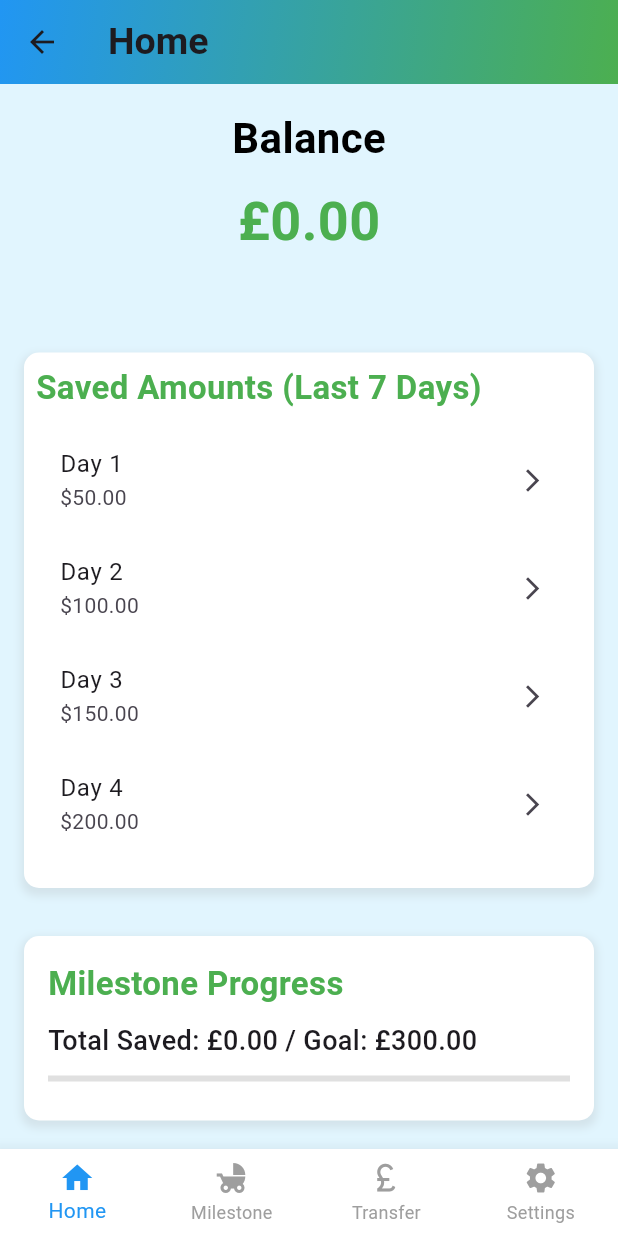
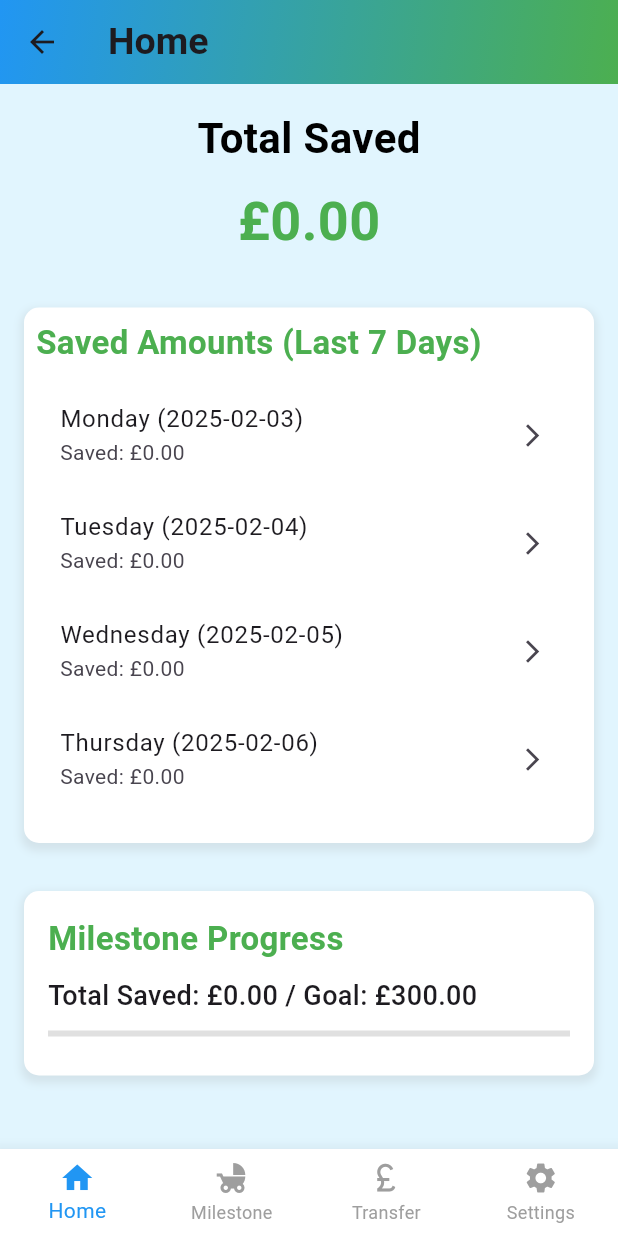
Before and after one commit to LTownsend99/Savings_Application, a Flutter app: the ChildHomePage screen opened directly, on a phone screen of 412 x 824 dp. Run offline on Flutter 3.47's test engine with Material 3 defaults, Android fonts, the phone set to English and light mode, and no system bars; accounts and stored records are empty.

Commit message:
add day and week savings using a provider to keep the data consistent through classes

```diff
--- a/lib/pages/child/child_home.dart
+++ b/lib/pages/child/child_home.dart
@@ -1,11 +1,14 @@
 import 'package:flutter/material.dart';
+import 'package:provider/provider.dart';
 import 'package:savings_application/controller/savings_controller.dart';
 import 'package:savings_application/helpers/default.dart';
 import 'package:savings_application/model/savingsModel.dart';
-import 'package:savings_application/pages/child/child_transfer.dart';
 import 'package:savings_application/user/user_id.dart';
+import 'package:savings_application/utils/saved_amount_provider.dart';
+import 'package:savings_application/utils/week_savings_provider.dart';  // Import the WeekSavingsProvider
+import 'package:savings_application/utils/progress_bar.dart';
 import 'child_milestone.dart';
-import 'package:savings_application/utils/progress_bar.dart';
+import 'child_transfer.dart';
 
 class ChildHomePage extends StatefulWidget {
   @override
@@ -14,12 +17,9 @@ class ChildHomePage extends StatefulWidget {
 
 class ChildHomePageState extends State<ChildHomePage> {
   SavingsController savingsController = SavingsController();
+  String? userId = UserId().userId;
 
   int _selectedIndex = 0;
-  String? userId = UserId()
-      .userId; // Keep this as it is, assuming it's part of user session management.
-  double balance =
-      0.00; // Initial balance, this can be updated based on real data later.
   late double totalSaved;
   double targetAmount = 300;
   late double progress;
@@ -39,29 +39,47 @@ class ChildHomePageState extends State<ChildHomePage> {
     });
   }
 
-  // Fetch balance from the database
-  Future<void> fetchBalance() async {
-    try {
-      final SavingsModel? savings = await savingsController.getBalance(savingsId: 1); // Replace 1 with the correct savingsId
+  @override
+  void initState() {
+    super.initState();
+    updateWeeklySavings(); // Update weekly savings when the page is loaded
+  }
 
-      if (savings != null) {
-        setState(() {
-          balance = savings.amount; // Update the balance using the fetched amount
-        });
+  // Method to update weekly savings on page load
+  void updateWeeklySavings() async {
+    final userIdInt = userId != null ? int.tryParse(userId!) : null;
+
+    if (userIdInt != null) {
+      // Fetch savings for the last 7 days from the database or API
+      List<SavingsModel> savings = await savingsController.getSavingsForAccount(userId: userIdInt);
+
+      final weekSavingsProvider = Provider.of<WeekSavingsProvider>(context, listen: false);
+      weekSavingsProvider.weekSavings.resetWeekSavings();
+
+      weekSavingsProvider.updateWeekSavings(savings);  // Update the week savings
+
+      // Debugging: Print the savings for each day after it is updated
+      print("Updated Week Savings: ");
+      for (int i = 0; i < 7; i++) {
+        print("${weekSavingsProvider.weekSavings.weekSavings[i].dayOfWeek}: £${weekSavingsProvider.weekSavings.weekSavings[i].savedAmount.toStringAsFixed(2)}");
       }
-    } catch (e) {
-      print('Error fetching balance: $e');
+
+      setState(() {
+        totalSaved = SavedAmountProvider.totalSavedAmount;
+        progress = (totalSaved / targetAmount).clamp(0.0, 1.0);
+      });
     }
   }
 
   @override
   Widget build(BuildContext context) {
+    final weekSavingsProvider = Provider.of<WeekSavingsProvider>(context);
 
-    totalSaved = balance;
-    progress = (totalSaved/targetAmount).clamp(0.0, 1.0);
+    totalSaved = SavedAmountProvider.totalSavedAmount;
+    progress = (totalSaved / targetAmount).clamp(0.0, 1.0);
 
     final List<Widget> _pages = [
-      // Home Page (Balance Display)
+      // Home Page
       SingleChildScrollView(
         child: Column(
           children: [
@@ -74,7 +92,7 @@ class ChildHomePageState extends State<ChildHomePage> {
                   children: [
                     // Balance Title
                     Text(
-                      "Balance",
+                      "Total Saved",
                       style: TextStyle(
                         fontSize: 28,
                         fontWeight: FontWeight.bold,
@@ -85,14 +103,13 @@ class ChildHomePageState extends State<ChildHomePage> {
 
                     // Balance Value
                     Text(
-                      "\£${balance.toStringAsFixed(2)}", // Format balance to 2 decimal places
+                      "£${totalSaved.toStringAsFixed(2)}", // Format balance to 2 decimal places
                       style: TextStyle(
                         fontSize: 36,
                         fontWeight: FontWeight.w600,
-                        color: Default.getTitleColour(), // Highlight balance in green
+                        color: Default.getTitleColour(),
                       ),
                     ),
-                    const SizedBox(height: 30), // Extra space below balance
                   ],
                 ),
               ),
@@ -118,7 +135,6 @@ class ChildHomePageState extends State<ChildHomePage> {
                 child: Column(
                   crossAxisAlignment: CrossAxisAlignment.start,
                   children: [
-                    // Week Saved Amounts Title
                     Text(
                       "Saved Amounts (Last 7 Days)",
                       style: TextStyle(
@@ -135,12 +151,14 @@ class ChildHomePageState extends State<ChildHomePage> {
                       child: ListView.builder(
                         itemCount: 7, // Display 7 items (one for each day of the week)
                         itemBuilder: (context, index) {
-                          // Sample data for each day's saved amount
-                          double savedAmount = 50.0 * (index + 1); // Just an example
+                          double savedAmount = weekSavingsProvider.weekSavings.weekSavings[index].savedAmount;
+
+                          String dayLabel = '${weekSavingsProvider.weekSavings.weekSavings[index].dayOfWeek} '
+                              '(${weekSavingsProvider.weekSavings.weekSavings[index].date.toLocal().toString().split(' ')[0]})';
 
                           return ListTile(
-                            title: Text("Day ${index + 1}"),
-                            subtitle: Text("\$${savedAmount.toStringAsFixed(2)}"),
+                            title: Text(dayLabel), // Display the day and date
+                            subtitle: Text("Saved: £${savedAmount.toStringAsFixed(2)}"), // Display the saved amount for that day
                             trailing: Icon(Icons.arrow_forward_ios, size: 18),
                           );
                         },
@@ -150,7 +168,10 @@ class ChildHomePageState extends State<ChildHomePage> {
                 ),
               ),
             ),
-            Padding(padding: const EdgeInsets.all(16.0),
+
+            // Milestone Progress Bar
+            Padding(
+              padding: const EdgeInsets.all(16.0),
               child: Container(
                 padding: EdgeInsets.all(16.0),
                 decoration: BoxDecoration(
@@ -161,14 +182,13 @@ class ChildHomePageState extends State<ChildHomePage> {
                       color: Colors.grey.withOpacity(0.2),
                       spreadRadius: 2,
                       blurRadius: 4,
-                      offset: Offset(0,3),
+                      offset: Offset(0, 3),
                     ),
                   ],
                 ),
                 child: Column(
                   crossAxisAlignment: CrossAxisAlignment.start,
                   children: [
-                    //Milestone Progress Title
                     Text(
                       "Milestone Progress",
                       style: TextStyle(
@@ -177,23 +197,16 @@ class ChildHomePageState extends State<ChildHomePage> {
                         color: Default.getTitleColour(),
                       ),
                     ),
-
                     const SizedBox(height: 10),
-
-                    //Progress Bar
+                    // Progress Bar
                     MilestoneProgressBar(totalSaved: totalSaved, targetAmount: targetAmount),
-
-
-
-
                   ],
                 ),
               ),
-            )
+            ),
           ],
         ),
-      )
-,
+      ),
       // Child Milestone Page
       ChildMilestone(),
       // Transfer Page
@@ -236,7 +249,6 @@ class ChildHomePageState extends State<ChildHomePage> {
         currentIndex: _selectedIndex,
         onTap: _onItemTapped,
         type: BottomNavigationBarType.fixed,
-        // Use fixed type to ensure proper layout
         items: const [
           BottomNavigationBarItem(
             icon: Icon(Icons.home),
@@ -256,12 +268,9 @@ class ChildHomePageState extends State<ChildHomePage> {
           ),
         ],
         selectedItemColor: Colors.blue,
-        // Color for selected items
         unselectedItemColor: Colors.grey,
-        // Color for unselected items
         backgroundColor: Colors.white,
-        // Set background color to white for contrast
-        elevation: 10, // Optional: add elevation for better visual separation
+        elevation: 10,
       ),
     );
   }
--- /dev/null
+++ b/lib/utils/saved_amount_provider.dart
@@ -0,0 +1,11 @@
+class SavedAmountProvider {
+  static double totalSavedAmount = 0.0;
+
+  static void updateSavedAmount(double amount) {
+    totalSavedAmount = amount;
+  }
+
+  static void resetTotalSavedAmount() {
+    totalSavedAmount = 0.0;
+  }
+}
--- /dev/null
+++ b/lib/utils/week_savings.dart
@@ -0,0 +1,57 @@
+import 'package:savings_application/utils/day_savings.dart';
+
+class WeekSavings {
+  List<DaySavings> weekSavings = [];
+
+  WeekSavings() {
+    DateTime today = DateTime.now();
+    int currentWeekday = today.weekday; // 1 = Monday, 7 = Sunday
+
+    // Initialize the week with savings data for each day of the week
+    for (int i = 0; i < 7; i++) {
+      DateTime dateForDay = today.subtract(Duration(days: currentWeekday - 1 - i));
+      print("Day $i: ${dateForDay.toLocal()}"); // Print date for each day of the week
+
+      weekSavings.add(DaySavings(
+        dayOfWeek: DaySavings.getDayOfWeek(i),
+        date: dateForDay,
+      ));
+    }
+  }
+
+  // Add savings to a specific day of the week
+  void addSavingsToDay(double amount, int dayIndex) {
+    if (dayIndex >= 0 && dayIndex < 7) {
+      weekSavings[dayIndex].addSavings(amount);  // Update the savings for that day
+    }
+  }
+
+  // Get the total saved amount for the week
+  double getTotalSavingsForWeek() {
+    double total = 0.0;
+    for (var day in weekSavings) {
+      total += day.savedAmount;
+    }
+    return total;
+  }
+
+  // Get the saved amount for a specific day
+  double getSavedAmountForDay(int dayIndex) {
+    if (dayIndex >= 0 && dayIndex < 7) {
+      return weekSavings[dayIndex].savedAmount;
+    }
+    return 0.0;
+  }
+
+  // Get the current day's index (0 for Monday, 6 for Sunday)
+  int getCurrentDayIndex() {
+    return DateTime.now().weekday - 1;  // 1 = Monday, 7 = Sunday
+  }
+
+  // Method to reset the weekly savings
+  void resetWeekSavings() {
+    for (int i = 0; i < 7; i++) {
+      weekSavings[i].savedAmount = 0.0; // Reset each day's saved amount
+    }
+  }
+}
--- /dev/null
+++ b/lib/utils/week_savings_provider.dart
@@ -0,0 +1,30 @@
+import 'package:flutter/material.dart';
+import 'package:savings_application/model/savingsModel.dart';
+import 'week_savings.dart';
+
+class WeekSavingsProvider extends ChangeNotifier {
+  WeekSavings _weekSavings = WeekSavings();
+
+  WeekSavings get weekSavings => _weekSavings;
+
+  double getTotalSaved() {
+    double total = 0;
+    for (var day in _weekSavings.weekSavings) {
+      total += day.savedAmount;
+    }
+    return total;
+  }
+
+  void addSavingsToDay(double amount, int dayIndex) {
+    _weekSavings.addSavingsToDay(amount, dayIndex);
+    notifyListeners();
+  }
+
+  void updateWeekSavings(List<SavingsModel> savings) {
+    for (var saving in savings) {
+      DateTime savingDate = saving.date;
+      int dayIndex = (savingDate.weekday - 1) % 7;
+      addSavingsToDay(saving.amount, dayIndex);
+    }
+  }
+}
--- a/pubspec.yaml
+++ b/pubspec.yaml
@@ -36,6 +36,7 @@ dependencies:
   # Use with the CupertinoIcons class for iOS style icons.
   cupertino_icons: ^1.0.8
   http: ^1.2.2
+  provider: ^6.1.2
 
 dev_dependencies:
   flutter_test:
```
Also changed, not shown: lib/main.dart (+6 -1 lines), lib/pages/child/child_milestone.dart (+40 -30 lines), lib/pages/child/child_transfer.dart (+40 -9 lines), lib/utils/day_savings.dart (added, +38 -0 lines), pubspec.lock.
